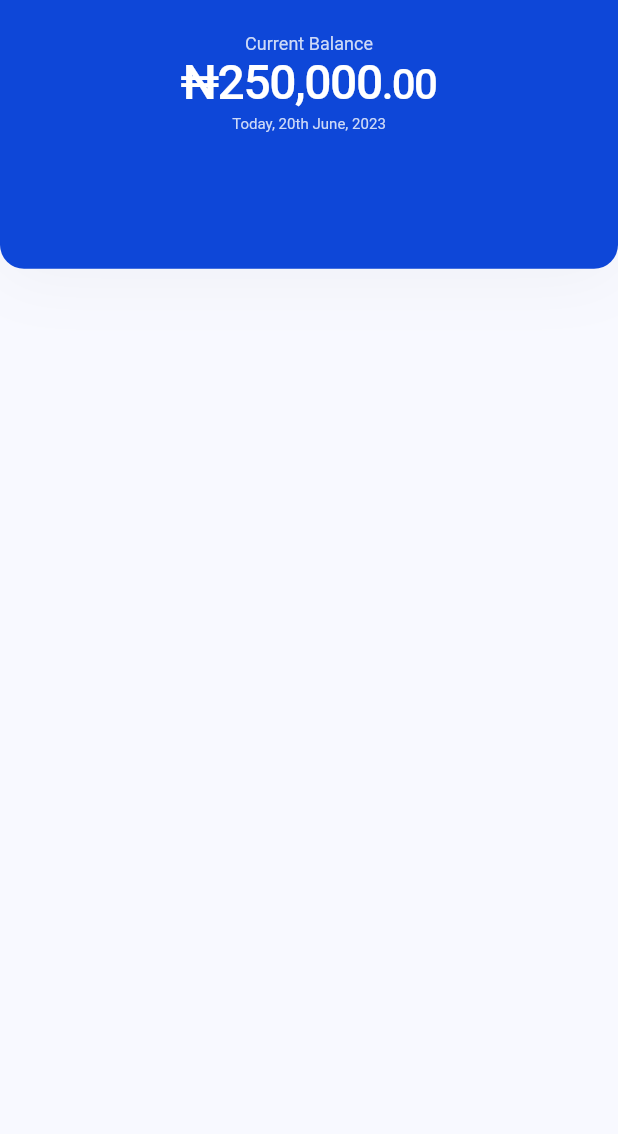
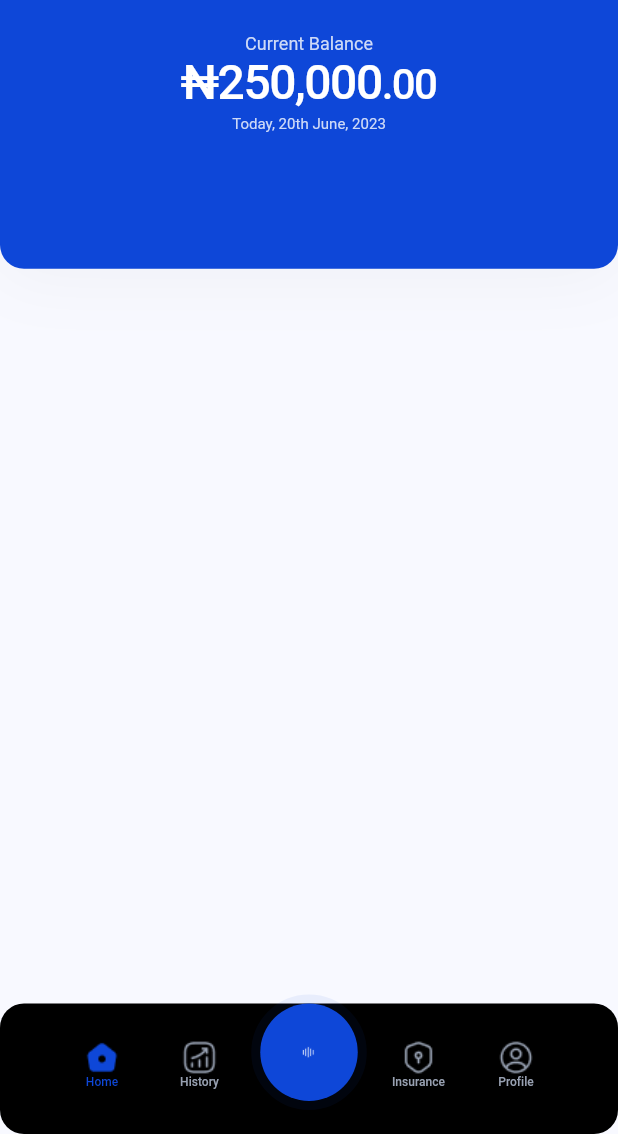
Before and after one commit to ekumamatthew/stressSense, a Flutter app: the Dashboard screen opened directly, on a phone screen of 412 x 824 dp, the part 102-1236 px from its top. Run offline on Flutter 3.47's test engine with Material 3 defaults, Android fonts, the phone set to English and light mode, and no system bars; missing offline and left inert: dart:ffi; Roboto replaces fonts that are missing (Raleway, Ubuntu).

Commit message:
bottom Nav

```diff
--- a/lib/screens/dashboardScreens/layout/dashboardPage.dart
+++ b/lib/screens/dashboardScreens/layout/dashboardPage.dart
@@ -1,5 +1,6 @@
 import 'package:flutter/material.dart';
 import 'package:my_fizi_app/widgets/dashboardWidgets/accountFrame.dart';
+import 'package:my_fizi_app/widgets/dashboardWidgets/bottomNavigation.dart';
 
 class Dashboard extends StatelessWidget {
   const Dashboard({super.key});
@@ -7,7 +8,12 @@
   @override
   Widget build(BuildContext context) {
     return const Scaffold(
-      body: SafeArea(child: AccountWidget()),
-    );
+        body: SafeArea(
+            child: Column(
+          children: <Widget>[
+            AccountWidget(),
+          ],
+        )),
+        bottomNavigationBar: BottomNavigation());
   }
 }
--- /dev/null
+++ b/lib/widgets/dashboardWidgets/bottomNavigation.dart
@@ -0,0 +1,294 @@
+import 'package:flutter/material.dart';
+import 'package:my_fizi_app/theme/colors.dart';
+
+class BottomNavigation extends StatelessWidget {
+  const BottomNavigation({super.key});
+
+  @override
+  Widget build(BuildContext context) {
+    return Container(
+      height: 87,
+      width: MediaQuery.of(context).size.width,
+      padding: const EdgeInsets.symmetric(horizontal: 16),
+      decoration: ShapeDecoration(
+        color: AppColor.black,
+        shape: RoundedRectangleBorder(
+          borderRadius: BorderRadius.circular(16),
+        ),
+      ),
+      child: Row(
+        mainAxisSize: MainAxisSize.min,
+        mainAxisAlignment: MainAxisAlignment.center,
+        crossAxisAlignment: CrossAxisAlignment.start,
+        children: [
+          SizedBox(
+            height: 87,
+            child: Row(
+              mainAxisSize: MainAxisSize.min,
+              mainAxisAlignment: MainAxisAlignment.spaceBetween,
+              crossAxisAlignment: CrossAxisAlignment.start,
+              children: [
+                Row(
+                  mainAxisSize: MainAxisSize.min,
+                  mainAxisAlignment: MainAxisAlignment.center,
+                  crossAxisAlignment: CrossAxisAlignment.center,
+                  children: [
+                    Container(
+                      width: 65,
+                      padding: const EdgeInsets.symmetric(
+                          horizontal: 10, vertical: 24),
+                      child: Column(
+                        mainAxisSize: MainAxisSize.min,
+                        mainAxisAlignment: MainAxisAlignment.start,
+                        crossAxisAlignment: CrossAxisAlignment.center,
+                        children: [
+                          SizedBox(
+                            width: 24,
+                            height: 24,
+                            child: Row(
+                              mainAxisSize: MainAxisSize.min,
+                              mainAxisAlignment: MainAxisAlignment.center,
+                              crossAxisAlignment: CrossAxisAlignment.center,
+                              children: [
+                                SizedBox(
+                                  width: 24,
+                                  height: 24,
+                                  child: Stack(children: [
+                                    Image.asset(
+                                        "assets/images/dashboardImages/home.png",
+                                        height: 24,
+                                        width: 24)
+                                  ]),
+                                ),
+                              ],
+                            ),
+                          ),
+                          const SizedBox(height: 4),
+                          const Text(
+                            'Home',
+                            textAlign: TextAlign.center,
+                            style: TextStyle(
+                              color: Color(0xFF0E47D8),
+                              fontSize: 8,
+                              fontFamily: 'Raleway',
+                              fontWeight: FontWeight.w500,
+                              height: 0.17,
+                              letterSpacing: 0.02,
+                            ),
+                          ),
+                        ],
+                      ),
+                    ),
+                    Container(
+                      width: 65,
+                      padding: const EdgeInsets.symmetric(
+                          horizontal: 10, vertical: 24),
+                      child: Column(
+                        mainAxisSize: MainAxisSize.min,
+                        mainAxisAlignment: MainAxisAlignment.start,
+                        crossAxisAlignment: CrossAxisAlignment.center,
+                        children: [
+                          SizedBox(
+                            width: 24,
+                            height: 24,
+                            child: Row(
+                              mainAxisSize: MainAxisSize.min,
+                              mainAxisAlignment: MainAxisAlignment.center,
+                              crossAxisAlignment: CrossAxisAlignment.center,
+                              children: [
+                                SizedBox(
+                                  width: 24,
+                                  height: 24,
+                                  child: Stack(children: [
+                                    Image.asset(
+                                        "assets/images/dashboardImages/status-up.png",
+                                        height: 24,
+                                        width: 24)
+                                  ]),
+                                ),
+                              ],
+                            ),
+                          ),
+                          const SizedBox(height: 4),
+                          const Text(
+                            'History',
+                            textAlign: TextAlign.center,
+                            style: TextStyle(
+                              color: Color(0xFF98A1B2),
+                              fontSize: 8,
+                              fontFamily: 'Raleway',
+                              fontWeight: FontWeight.w500,
+                              height: 0.17,
+                              letterSpacing: 0.02,
+                            ),
+                          ),
+                        ],
+                      ),
+                    ),
+                  ],
+                ),
+                const SizedBox(width: 8),
+                Container(
+                  width: 65,
+                  height: 65,
+                  padding:
+                      const EdgeInsets.symmetric(horizontal: 10, vertical: 28),
+                  decoration: ShapeDecoration(
+                    color: const Color(0xFF0E47D8),
+                    shape: RoundedRectangleBorder(
+                      side: const BorderSide(
+                        width: 6,
+                        strokeAlign: BorderSide.strokeAlignOutside,
+                        color: Color(0x110E47D8),
+                      ),
+                      borderRadius: BorderRadius.circular(400),
+                    ),
+                  ),
+                  child: Row(
+                    mainAxisSize: MainAxisSize.min,
+                    mainAxisAlignment: MainAxisAlignment.spaceBetween,
+                    crossAxisAlignment: CrossAxisAlignment.center,
+                    children: [
+                      Container(
+                        height: 24,
+                        padding: const EdgeInsets.symmetric(horizontal: 10),
+                        child: Row(
+                          mainAxisSize: MainAxisSize.min,
+                          mainAxisAlignment: MainAxisAlignment.spaceBetween,
+                          crossAxisAlignment: CrossAxisAlignment.center,
+                          children: [
+                            SizedBox(
+                              width: 24,
+                              height: 24,
+                              child: Row(
+                                mainAxisSize: MainAxisSize.min,
+                                mainAxisAlignment: MainAxisAlignment.center,
+                                crossAxisAlignment: CrossAxisAlignment.center,
+                                children: [
+                                  SizedBox(
+                                    width: 24,
+                                    height: 24,
+                                    child: Stack(children: [
+                                      Image.asset(
+                                          "assets/images/dashboardImages/sound.png",
+                                          height: 24,
+                                          width: 24)
+                                    ]),
+                                  ),
+                                ],
+                              ),
+                            ),
+                          ],
+                        ),
+                      ),
+                    ],
+                  ),
+                ),
+                const SizedBox(width: 8),
+                Row(
+                  mainAxisSize: MainAxisSize.min,
+                  mainAxisAlignment: MainAxisAlignment.center,
+                  crossAxisAlignment: CrossAxisAlignment.center,
+                  children: [
+                    Container(
+                      width: 65,
+                      padding: const EdgeInsets.symmetric(
+                          horizontal: 10, vertical: 24),
+                      child: Column(
+                        mainAxisSize: MainAxisSize.min,
+                        mainAxisAlignment: MainAxisAlignment.start,
+                        crossAxisAlignment: CrossAxisAlignment.center,
+                        children: [
+                          SizedBox(
+                            width: 24,
+                            height: 24,
+                            child: Row(
+                              mainAxisSize: MainAxisSize.min,
+                              mainAxisAlignment: MainAxisAlignment.center,
+                              crossAxisAlignment: CrossAxisAlignment.center,
+                              children: [
+                                SizedBox(
+                                  width: 24,
+                                  height: 24,
+                                  child: Stack(children: [
+                                    Image.asset(
+                                        "assets/images/dashboardImages/frame.png",
+                                        height: 24,
+                                        width: 24)
+                                  ]),
+                                ),
+                              ],
+                            ),
+                          ),
+                          const SizedBox(height: 4),
+                          const Text(
+                            'Insurance',
+                            textAlign: TextAlign.center,
+                            style: TextStyle(
+                              color: Color(0xFF98A1B2),
+                              fontSize: 8,
+                              fontFamily: 'Raleway',
+                              fontWeight: FontWeight.w500,
+                              height: 0.17,
+                              letterSpacing: 0.02,
+                            ),
+                          ),
+                        ],
+                      ),
+                    ),
+                    Container(
+                      width: 65,
+                      padding: const EdgeInsets.symmetric(
+                          horizontal: 10, vertical: 24),
+                      child: Column(
+                        mainAxisSize: MainAxisSize.min,
+                        mainAxisAlignment: MainAxisAlignment.start,
+                        crossAxisAlignment: CrossAxisAlignment.center,
+                        children: [
+                          SizedBox(
+                            width: 24,
+                            height: 24,
+                            child: Row(
+                              mainAxisSize: MainAxisSize.min,
+                              mainAxisAlignment: MainAxisAlignment.center,
+                              crossAxisAlignment: CrossAxisAlignment.center,
+                              children: [
+                                SizedBox(
+                                  width: 24,
+                                  height: 24,
+                                  child: Stack(children: [
+                                    Image.asset(
+                                        "assets/images/dashboardImages/profile-circle.png",
+                                        height: 24,
+                                        width: 24)
+                                  ]),
+                                ),
+                              ],
+                            ),
+                          ),
+                          const SizedBox(height: 4),
+                          const Text(
+                            'Profile',
+                            textAlign: TextAlign.center,
+                            style: TextStyle(
+                              color: Color(0xFF98A1B2),
+                              fontSize: 8,
+                              fontFamily: 'Raleway',
+                              fontWeight: FontWeight.w500,
+                              height: 0.17,
+                              letterSpacing: 0.02,
+                            ),
+                          ),
+                        ],
+                      ),
+                    ),
+                  ],
+                ),
+              ],
+            ),
+          ),
+        ],
+      ),
+    );
+  }
+}
--- a/pubspec.yaml
+++ b/pubspec.yaml
@@ -61,6 +61,7 @@
   # To add assets to your application, add an assets section, like this:
   assets:
     - assets/images/logoImages/
+    - assets/images/dashboardImages/
     # - assets/images/dashboard/
   #   - images/a_dot_ham.jpeg
 
```
Also changed, not shown: assets/images/dashboardImages/frame.png (added), assets/images/dashboardImages/home.png (added), assets/images/dashboardImages/profile-circle.png (added), assets/images/dashboardImages/sound.png (added), assets/images/dashboardImages/status-up.png (added).
